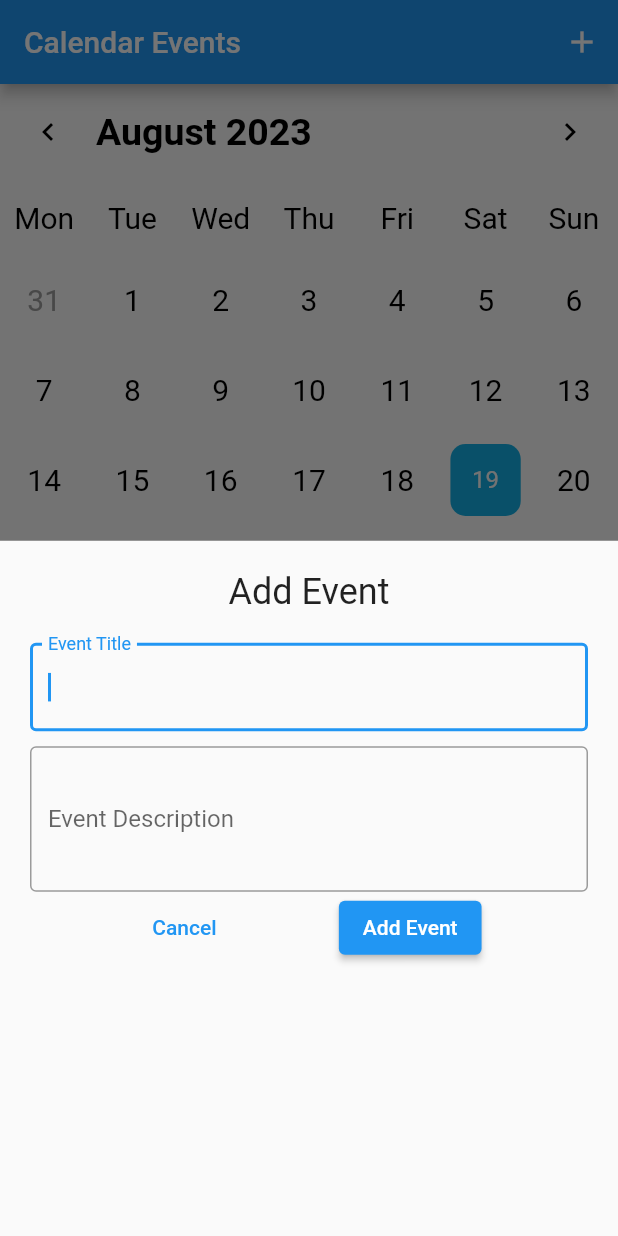
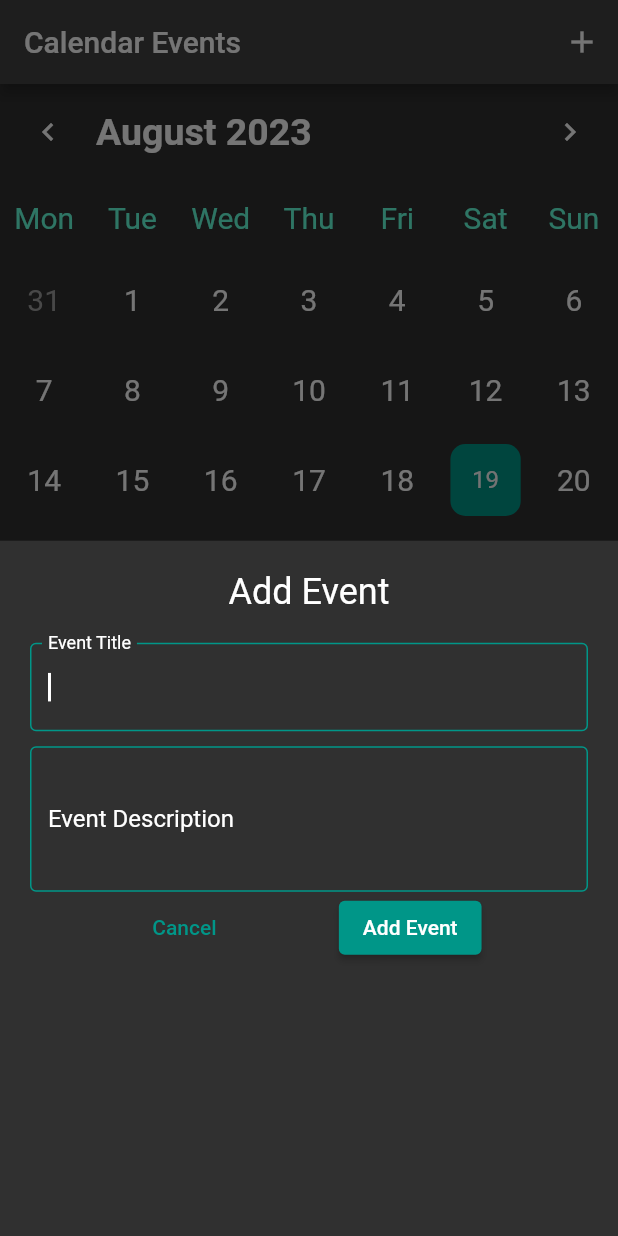
Before and after one commit to ninad-moree/PCSB-Clone, a Flutter app: the screen it shows after launch, after a tap on the "add" icon, on a phone screen of 412 x 824 dp. Run offline on Flutter 3.47's test engine with Material 2 defaults, Android fonts, the phone set to English and light mode, and no system bars; drawn by our look-alikes of table_calendar; our stand-ins replace flutter_bloc.

Commit message:
dark-theme

```diff
--- a/lib/main.dart
+++ b/lib/main.dart
@@ -2,9 +2,7 @@ import 'package:flutter/material.dart';
 import 'package:flutter_bloc/flutter_bloc.dart';
 import 'package:tp2/bloc/bloc/calendar_bloc.dart';
 
-import 'widgets/add_event_widget.dart';
-import 'widgets/calender_widget.dart';
-import 'widgets/event_list_widget.dart';
+import 'screens/homepage_screen.dart';
 
 void main() {
   runApp(
@@ -20,49 +18,9 @@ class MyApp extends StatelessWidget {
 
   @override
   Widget build(BuildContext context) {
-    return const MaterialApp(
-      home: HomePage(),
+    return MaterialApp(
+      theme: ThemeData.dark(),
+      home: const HomePage(),
     );
   }
 }
-
-class HomePage extends StatefulWidget {
-  const HomePage({super.key});
-
-  @override
-  State<HomePage> createState() => _HomePageState();
-}
-
-class _HomePageState extends State<HomePage> {
-  void _showAddEventBottomSheet() {
-    showModalBottomSheet(
-      context: context,
-      builder: (context) {
-        return const AddEventBottomSheet();
-      },
-    );
-  }
-
-  @override
-  Widget build(BuildContext context) {
-    return Scaffold(
-      appBar: AppBar(
-        title: const Text('Calendar Events'),
-        actions: [
-          IconButton(
-            onPressed: () {
-              _showAddEventBottomSheet();
-            },
-            icon: const Icon(Icons.add),
-          ),
-        ],
-      ),
-      body: const Column(
-        children: [
-          CalendarWidget(),
-          EventListWidget(),
-        ],
-      ),
-    );
-  }
-}
--- /dev/null
+++ b/lib/screens/homepage_screen.dart
@@ -0,0 +1,46 @@
+import 'package:flutter/material.dart';
+
+import '../widgets/add_event_widget.dart';
+import '../widgets/calender_widget.dart';
+import '../widgets/event_list_widget.dart';
+
+class HomePage extends StatefulWidget {
+  const HomePage({super.key});
+
+  @override
+  State<HomePage> createState() => _HomePageState();
+}
+
+class _HomePageState extends State<HomePage> {
+  void _showAddEventBottomSheet() {
+    showModalBottomSheet(
+      context: context,
+      builder: (context) {
+        return const AddEventBottomSheet();
+      },
+    );
+  }
+
+  @override
+  Widget build(BuildContext context) {
+    return Scaffold(
+      appBar: AppBar(
+        title: const Text('Calendar Events'),
+        actions: [
+          IconButton(
+            onPressed: () {
+              _showAddEventBottomSheet();
+            },
+            icon: const Icon(Icons.add),
+          ),
+        ],
+      ),
+      body: const Column(
+        children: [
+          CalendarWidget(),
+          EventListWidget(),
+        ],
+      ),
+    );
+  }
+}
--- a/lib/widgets/add_event_widget.dart
+++ b/lib/widgets/add_event_widget.dart
@@ -45,9 +45,27 @@ class _AddEventBottomSheetState extends State<AddEventBottomSheet> {
               child: TextField(
                 autofocus: true,
                 controller: _eventTitleController,
+                cursorColor: Colors.white,
                 decoration: const InputDecoration(
                   labelText: 'Event Title',
-                  border: OutlineInputBorder(),
+                  labelStyle: TextStyle(
+                    color: Colors.white,
+                  ),
+                  focusedBorder: OutlineInputBorder(
+                    borderSide: BorderSide(
+                      color: Colors.teal,
+                    ),
+                  ),
+                  enabledBorder: OutlineInputBorder(
+                    borderSide: BorderSide(
+                      color: Colors.teal,
+                    ),
+                  ),
+                  // border: OutlineInputBorder(
+                  //   borderSide: BorderSide(
+                  //     color: Colors.teal,
+                  //   ),
+                  // ),
                 ),
               ),
             ),
@@ -56,9 +74,23 @@ class _AddEventBottomSheetState extends State<AddEventBottomSheet> {
               controller: _eventDescriptionController,
               minLines: 3,
               maxLines: 5,
+              cursorColor: Colors.white,
               decoration: const InputDecoration(
                 labelText: 'Event Description',
-                border: OutlineInputBorder(),
+                labelStyle: TextStyle(
+                  color: Colors.white,
+                ),
+                focusedBorder: OutlineInputBorder(
+                  borderSide: BorderSide(
+                    color: Colors.teal,
+                  ),
+                ),
+                enabledBorder: OutlineInputBorder(
+                  borderSide: BorderSide(
+                    color: Colors.teal,
+                  ),
+                ),
+                // border: OutlineInputBorder(),
               ),
             ),
             Row(
@@ -66,9 +98,17 @@ class _AddEventBottomSheetState extends State<AddEventBottomSheet> {
               children: [
                 TextButton(
                   onPressed: () => Navigator.pop(context),
-                  child: const Text('Cancel'),
+                  child: const Text(
+                    'Cancel',
+                    style: TextStyle(
+                      color: Colors.teal,
+                    ),
+                  ),
                 ),
                 ElevatedButton(
+                  style: ElevatedButton.styleFrom(
+                    backgroundColor: Colors.teal,
+                  ),
                   onPressed: () {
                     final eventTitle = _eventTitleController.text;
                     final eventDescription = _eventDescriptionController.text;
--- a/lib/widgets/calender_widget.dart
+++ b/lib/widgets/calender_widget.dart
@@ -55,7 +55,7 @@ class _CalendarWidgetState extends State<CalendarWidget> {
                           height: 6,
                           decoration: const BoxDecoration(
                             shape: BoxShape.circle,
-                            color: Colors.blue,
+                            color: Colors.yellow,
                           ),
                         ),
                       );
@@ -66,29 +66,29 @@ class _CalendarWidgetState extends State<CalendarWidget> {
                 headerStyle: const HeaderStyle(
                   //name of the month
                   titleTextStyle: TextStyle(
-                    color: Colors.black,
+                    color: Colors.white,
                     fontWeight: FontWeight.bold,
                     fontSize: 25,
                   ),
                   formatButtonVisible: false,
                   leftChevronIcon: Icon(
                     Icons.chevron_left,
-                    color: Colors.black,
+                    color: Colors.white,
                   ),
                   rightChevronIcon: Icon(
                     Icons.chevron_right,
-                    color: Colors.black,
+                    color: Colors.white,
                   ),
                 ),
                 daysOfWeekStyle: const DaysOfWeekStyle(
                   //mon-tue-...
                   weekdayStyle: TextStyle(
                     fontSize: 20,
-                    color: Colors.black,
+                    color: Colors.tealAccent,
                   ),
                   weekendStyle: TextStyle(
                     fontSize: 20,
-                    color: Colors.black,
+                    color: Colors.tealAccent,
                   ),
                 ),
                 calendarStyle: CalendarStyle(
@@ -99,18 +99,20 @@ class _CalendarWidgetState extends State<CalendarWidget> {
                   ),
                   defaultTextStyle: const TextStyle(
                     fontSize: 20,
-                    color: Colors.black,
+                    color: Colors.white,
                   ),
                   weekendTextStyle: const TextStyle(
                     fontSize: 20,
-                    color: Colors.black,
+                    color: Colors.white,
                   ),
-                  todayDecoration: const ShapeDecoration(
-                    color: Color.fromARGB(71, 0, 169, 226),
-                    shape: RoundedRectangleBorder(),
+                  todayDecoration: ShapeDecoration(
+                    color: const Color.fromARGB(70, 2, 131, 101),
+                    shape: RoundedRectangleBorder(
+                      borderRadius: BorderRadius.circular(10),
+                    ),
                   ),
                   selectedDecoration: ShapeDecoration(
-                    color: const Color(0xeb00a9e2),
+                    color: Colors.teal,
                     shape: RoundedRectangleBorder(
                       borderRadius: BorderRadius.circular(10),
                     ),
--- a/lib/widgets/event_list_widget.dart
+++ b/lib/widgets/event_list_widget.dart
@@ -18,8 +18,22 @@ class EventListWidget extends StatelessWidget {
               final event = selectedEvents[index];
               return Card(
                 child: ListTile(
-                  title: Text(event.title),
-                  subtitle: Text(event.description),
+                  title: Text(
+                    event.title,
+                    style: const TextStyle(
+                      color: Colors.white,
+                      fontSize: 20,
+                      fontWeight: FontWeight.bold,
+                    ),
+                  ),
+                  contentPadding: const EdgeInsets.all(10),
+                  minVerticalPadding: 8,
+                  subtitle: Text(
+                    event.description,
+                    style: const TextStyle(
+                      color: Colors.white,
+                    ),
+                  ),
                 ),
               );
             },
```
